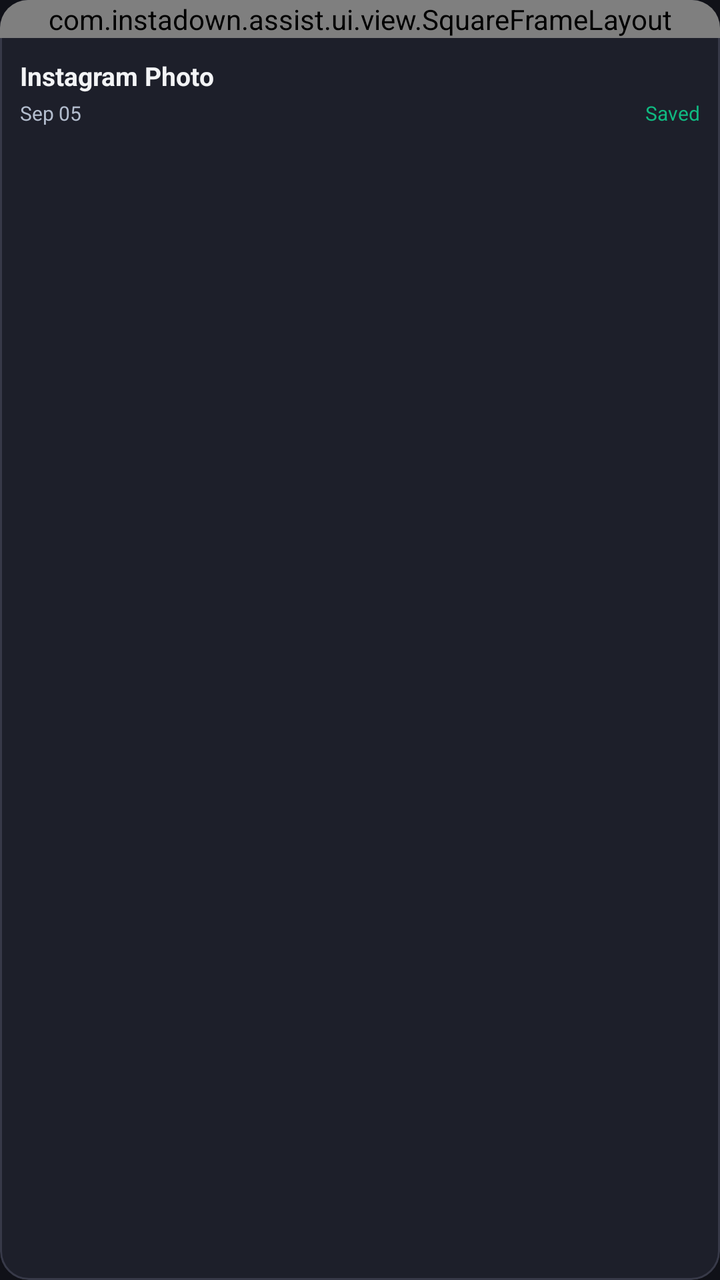
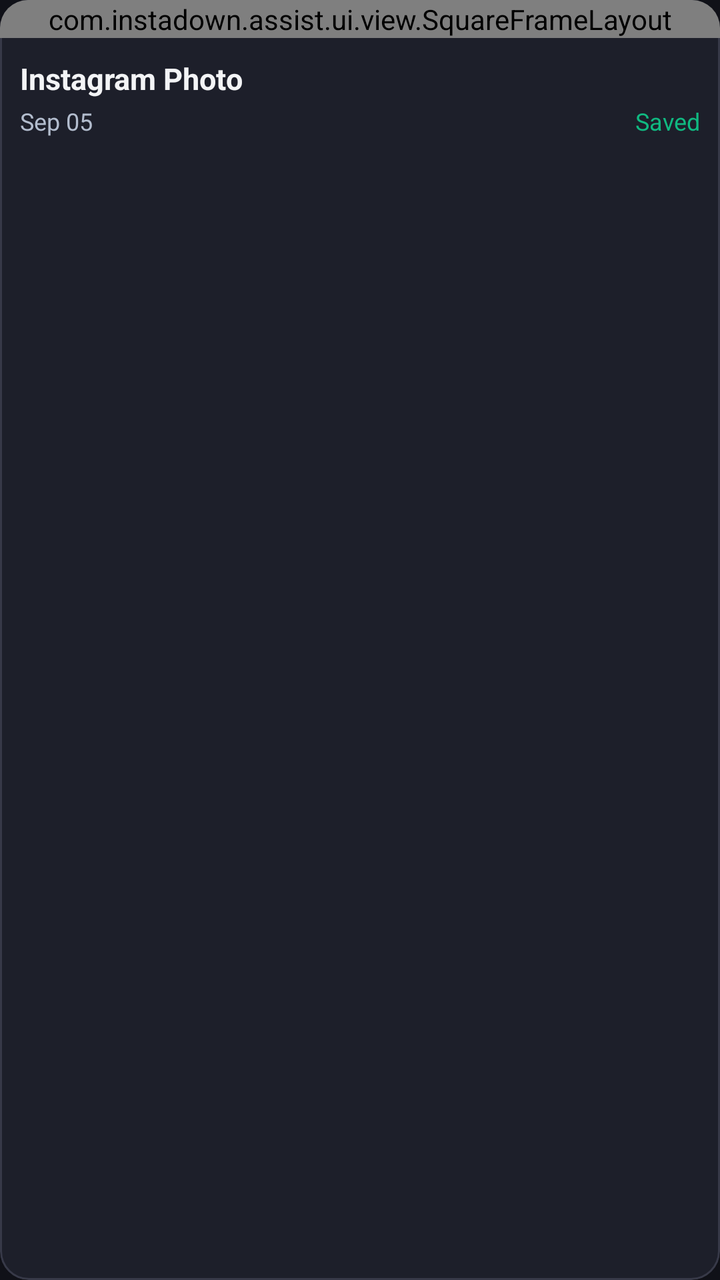

Two renders of the same Android screen: before a commit and after it. Below are the layout's source before the change and the commit's diff.
<!-- AndroidManifest.xml: application theme Theme.InstaSave -->
<!-- res/layout/item_gallery_card.xml -->
<?xml version="1.0" encoding="utf-8"?>
<LinearLayout xmlns:android="http://schemas.android.com/apk/res/android"
    android:layout_width="match_parent"
    android:layout_height="wrap_content"
    android:orientation="vertical"
    android:background="@drawable/card_background"
    android:layout_margin="6dp"
    android:clipToOutline="true"
    android:foreground="?android:attr/selectableItemBackground">

    
    <com.instadown.assist.ui.view.SquareFrameLayout
        android:layout_width="match_parent"
        android:layout_height="wrap_content"
        android:background="@color/surface_variant">

        <ImageView
            android:id="@+id/ivGalleryThumbnail"
            android:layout_width="match_parent"
            android:layout_height="match_parent"
            android:scaleType="centerCrop"
            android:contentDescription="Thumbnail" />

        
        <LinearLayout
            android:id="@+id/layoutBadgeType"
            android:layout_width="wrap_content"
            android:layout_height="wrap_content"
            android:layout_gravity="top|start"
            android:layout_margin="8dp"
            android:background="#AA000000"
            android:paddingStart="6dp"
            android:paddingEnd="8dp"
            android:paddingTop="3dp"
            android:paddingBottom="3dp"
            android:gravity="center_vertical">

            <ImageView
                android:id="@+id/ivGalleryTypeIcon"
                android:layout_width="12dp"
                android:layout_height="12dp"
                android:tint="@color/white"
                android:src="@drawable/ic_image"
                android:contentDescription="Type" />

            <TextView
                android:id="@+id/tvGalleryTypeBadge"
                android:layout_width="wrap_content"
                android:layout_height="wrap_content"
                android:layout_marginStart="4dp"
                android:text="PHOTO"
                android:textColor="@color/white"
                android:textSize="9sp"
                android:textStyle="bold" />
        </LinearLayout>

        
        <TextView
            android:id="@+id/tvCarouselCountBadge"
            android:layout_width="wrap_content"
            android:layout_height="wrap_content"
            android:layout_gravity="top|end"
            android:layout_margin="8dp"
            android:background="#AA000000"
            android:paddingStart="6dp"
            android:paddingEnd="6dp"
            android:paddingTop="3dp"
            android:paddingBottom="3dp"
            android:textColor="@color/white"
            android:textSize="9sp"
            android:textStyle="bold"
            android:visibility="gone" />

        
        <ImageView
            android:id="@+id/ivPlayIndicator"
            android:layout_width="32dp"
            android:layout_height="32dp"
            android:layout_gravity="center"
            android:background="#66000000"
            android:padding="6dp"
            android:src="@drawable/ic_video"
            android:tint="@color/white"
            android:visibility="gone"
            android:contentDescription="Reel" />

        
        <View
            android:id="@+id/viewSelectedOverlay"
            android:layout_width="match_parent"
            android:layout_height="match_parent"
            android:background="#44E1306C"
            android:visibility="gone" />

        
        <ImageView
            android:id="@+id/ivSelectBadge"
            android:layout_width="26dp"
            android:layout_height="26dp"
            android:layout_gravity="bottom|end"
            android:layout_margin="8dp"
            android:src="@drawable/ic_circle_outline"
            android:visibility="gone"
            android:contentDescription="Select" />
    </com.instadown.assist.ui.view.SquareFrameLayout>

    
    <LinearLayout
        android:layout_width="match_parent"
        android:layout_height="wrap_content"
        android:orientation="vertical"
        android:padding="10dp">

        <TextView
            android:id="@+id/tvGalleryTitle"
            android:layout_width="match_parent"
            android:layout_height="wrap_content"
            android:text="Instagram Photo"
            android:textSize="13sp"
            android:textStyle="bold"
            android:textColor="@color/text_primary"
            android:singleLine="true"
            android:ellipsize="end" />

        <LinearLayout
            android:layout_width="match_parent"
            android:layout_height="wrap_content"
            android:orientation="horizontal"
            android:gravity="center_vertical"
            android:layout_marginTop="3dp">

            <TextView
                android:id="@+id/tvGalleryDate"
                android:layout_width="0dp"
                android:layout_height="wrap_content"
                android:layout_weight="1"
                android:text="Sep 05"
                android:textSize="10sp"
                android:textColor="@color/text_secondary" />

            <TextView
                android:id="@+id/tvGalleryStatus"
                android:layout_width="wrap_content"
                android:layout_height="wrap_content"
                android:text="Saved"
                android:textSize="10sp"
                android:textColor="@color/status_green" />
        </LinearLayout>
    </LinearLayout>

</LinearLayout>
<!-- resources referenced by this layout -->
<resources>
  <color name="status_green">#10B981</color>
  <color name="surface_variant">#242D3C</color>
  <color name="text_primary">#F3F4F6</color>
  <color name="text_secondary">#B3BDCE</color>
  <color name="white">#FFFFFFFF</color>
  <!-- drawable card_background (drawable) -->
  <?xml version="1.0" encoding="utf-8"?>
  <shape xmlns:android="http://schemas.android.com/apk/res/android"
      android:shape="rectangle">
      <solid android:color="@color/card_bg" />
      <corners android:radius="14dp" />
      <stroke
          android:width="1dp"
          android:color="@color/card_stroke" />
  </shape>
  <!-- drawable ic_circle_outline (drawable) -->
  <?xml version="1.0" encoding="utf-8"?>
  <vector xmlns:android="http://schemas.android.com/apk/res/android"
      android:width="24dp"
      android:height="24dp"
      android:viewportWidth="24"
      android:viewportHeight="24">
      <path
          android:strokeColor="#FFFFFF"
          android:strokeWidth="2"
          android:fillColor="#55000000"
          android:pathData="M12,2 A10,10 0 1 1 11.99,2 Z" />
  </vector>
  <!-- drawable ic_image (drawable) -->
  <?xml version="1.0" encoding="utf-8"?>
  <vector xmlns:android="http://schemas.android.com/apk/res/android"
      android:width="24dp"
      android:height="24dp"
      android:viewportWidth="24"
      android:viewportHeight="24">
      <path
          android:fillColor="#E0E0E0"
          android:pathData="M21,19V5c0,-1.1 -0.9,-2 -2,-2H5c-1.1,0 -2,0.9 -2,2v14c0,1.1 0.9,2 2,2h14c1.1,0 2,-0.9 2,-2zM8.5,13.5l2.5,3.01L14.5,12l4.5,6H5l3.5,-4.5z" />
  </vector>
  <!-- drawable ic_video (drawable) -->
  <?xml version="1.0" encoding="utf-8"?>
  <vector xmlns:android="http://schemas.android.com/apk/res/android"
      android:width="24dp"
      android:height="24dp"
      android:viewportWidth="24"
      android:viewportHeight="24">
      <path
          android:fillColor="#E0E0E0"
          android:pathData="M17,10.5V7c0,-0.55 -0.45,-1 -1,-1H4c-0.55,0 -1,0.45 -1,1v10c0,0.55 0.45,1 1,1h12c0.55,0 1,-0.45 1,-1v-3.5l4,4v-11l-4,4z" />
  </vector>
  <style name="Theme.InstaSave" parent="Theme.Material3.Dark.NoActionBar">
          
          <item name="colorPrimary">@color/insta_pink</item>
          <item name="android:statusBarColor">@color/bg_dark</item>
          <item name="colorOnPrimary">@color/bg_dark</item>
          <item name="colorAccent">@color/insta_coral</item>
  
          
          <item name="colorSecondaryContainer">#37344E</item>
          <item name="colorOnSecondaryContainer">@color/insta_pink</item>
  
          
          <item name="android:colorBackground">@color/bg_dark</item>
          <item name="colorSurface">@color/bg_dark</item>
          <item name="colorSurfaceContainer">@color/card_bg</item>
          <item name="colorOnSurface">@color/text_primary</item>
          <item name="colorOnSurfaceVariant">@color/text_secondary</item>
          <item name="colorOutline">@color/card_stroke</item>
  
          
          <item name="bottomNavigationStyle">@style/Widget.InstaSave.BottomNav</item>
      </style>
  <color name="card_bg">#1D1F2A</color>
  <color name="card_stroke">#373948</color>
  <color name="insta_pink">#AAA6FF</color>
  <color name="bg_dark">#101118</color>
  <color name="insta_coral">#938DFF</color>
  <style name="Widget.InstaSave.BottomNav" parent="Widget.Material3.BottomNavigationView">
          <item name="itemActiveIndicatorStyle">@style/Widget.InstaSave.BottomNav.Indicator</item>
      </style>
  <style name="Widget.InstaSave.BottomNav.Indicator" parent="Widget.Material3.BottomNavigationView.ActiveIndicator">
          <item name="android:color">#37344E</item>
          <item name="android:width">56dp</item>
          <item name="android:height">32dp</item>
      </style>
</resources>

<!-- the commit's change to res/layout/item_gallery_card.xml (unified diff, before → after) -->
@@ -50,7 +50,7 @@
                 android:layout_marginStart="4dp"
                 android:text="PHOTO"
                 android:textColor="@color/white"
-                android:textSize="9sp"
+                android:textSize="11sp"
                 android:textStyle="bold" />
         </LinearLayout>
 
@@ -67,7 +67,7 @@
             android:paddingTop="3dp"
             android:paddingBottom="3dp"
             android:textColor="@color/white"
-            android:textSize="9sp"
+            android:textSize="11sp"
             android:textStyle="bold"
             android:visibility="gone" />
 
@@ -89,7 +89,7 @@
             android:id="@+id/viewSelectedOverlay"
             android:layout_width="match_parent"
             android:layout_height="match_parent"
-            android:background="#44E1306C"
+            android:background="#44AAA6FF"
             android:visibility="gone" />
 
         
@@ -116,7 +116,7 @@
             android:layout_width="match_parent"
             android:layout_height="wrap_content"
             android:text="Instagram Photo"
-            android:textSize="13sp"
+            android:textSize="15sp"
             android:textStyle="bold"
             android:textColor="@color/text_primary"
             android:singleLine="true"
@@ -135,7 +135,7 @@
                 android:layout_height="wrap_content"
                 android:layout_weight="1"
                 android:text="Sep 05"
-                android:textSize="10sp"
+                android:textSize="12sp"
                 android:textColor="@color/text_secondary" />
 
             <TextView
@@ -143,7 +143,7 @@
                 android:layout_width="wrap_content"
                 android:layout_height="wrap_content"
                 android:text="Saved"
-                android:textSize="10sp"
+                android:textSize="12sp"
                 android:textColor="@color/status_green" />
         </LinearLayout>
     </LinearLayout>
